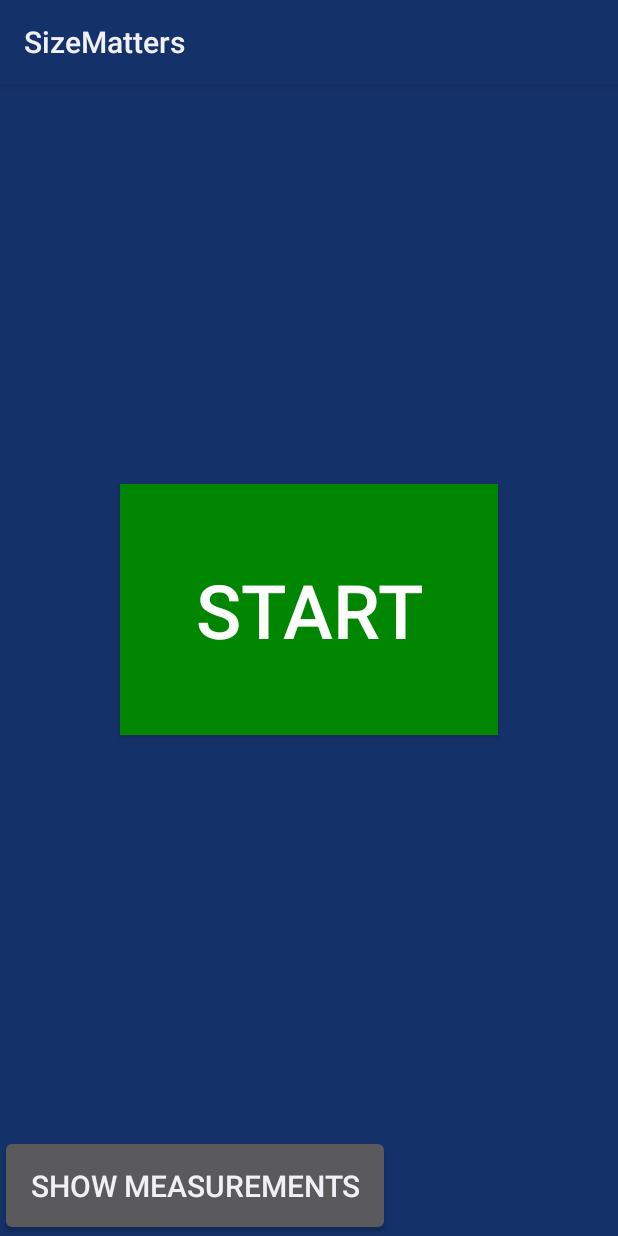
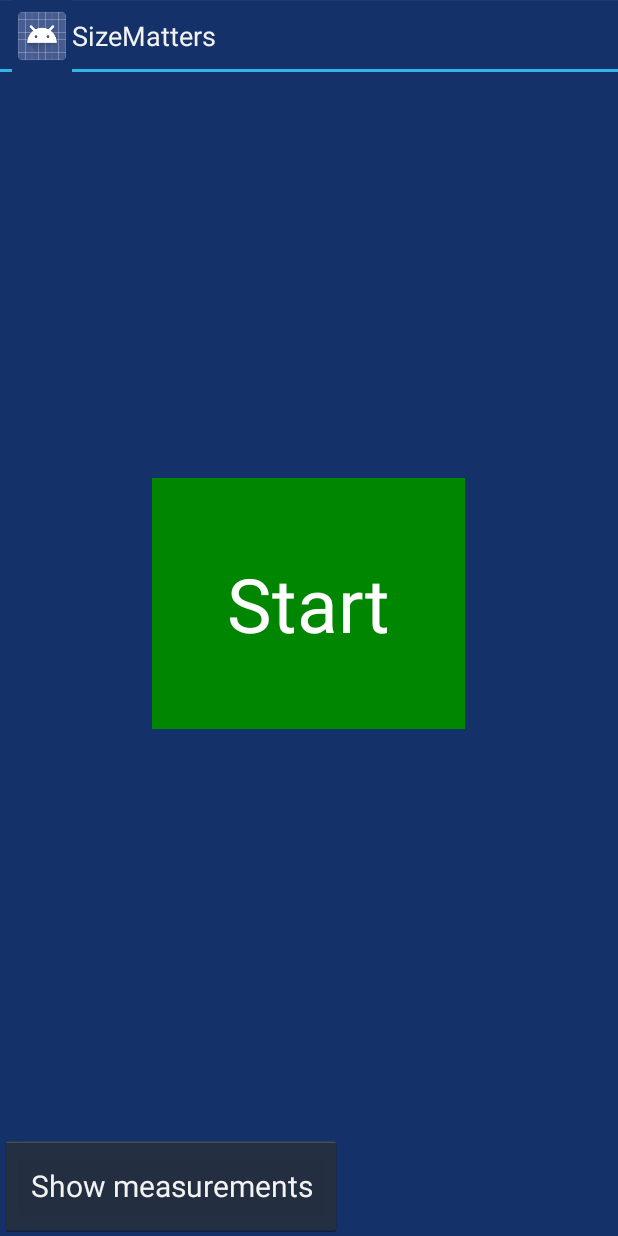
Before and after one commit to kirayatail/sizematters, an Android app: the screen it shows after launch (StartActivity), on a phone screen of 412 x 824 dp. Run offline under Robolectric (Android 15) with nearby library versions, the light colour scheme and no system bars.

Commit message:
refined startActivity

```diff
--- a/SizeMatters/app/src/main/res/layout/startactivitylayout.xml
+++ b/SizeMatters/app/src/main/res/layout/startactivitylayout.xml
@@ -2,7 +2,8 @@
 
 <LinearLayout xmlns:android="http://schemas.android.com/apk/res/android"
     android:layout_width="match_parent" android:layout_height="match_parent"
-    android:orientation="vertical">
+    android:orientation="vertical"
+    style="@style/AppTheme">
 
 
     <FrameLayout
--- a/SizeMatters/app/src/main/res/values/styles.xml
+++ b/SizeMatters/app/src/main/res/values/styles.xml
@@ -2,7 +2,7 @@
 <resources>
 
     <!-- Base application theme. -->
-    <style name="AppTheme">
+    <style name="AppTheme" parent="android:Theme.Holo">
         <item name="android:background">#ff153169</item>
     </style>
 
```
Also changed, not shown: SizeMatters/app/src/main/java/edu/chl/startup/sizematters/app/StartActivity.java (+4 -8 lines).
